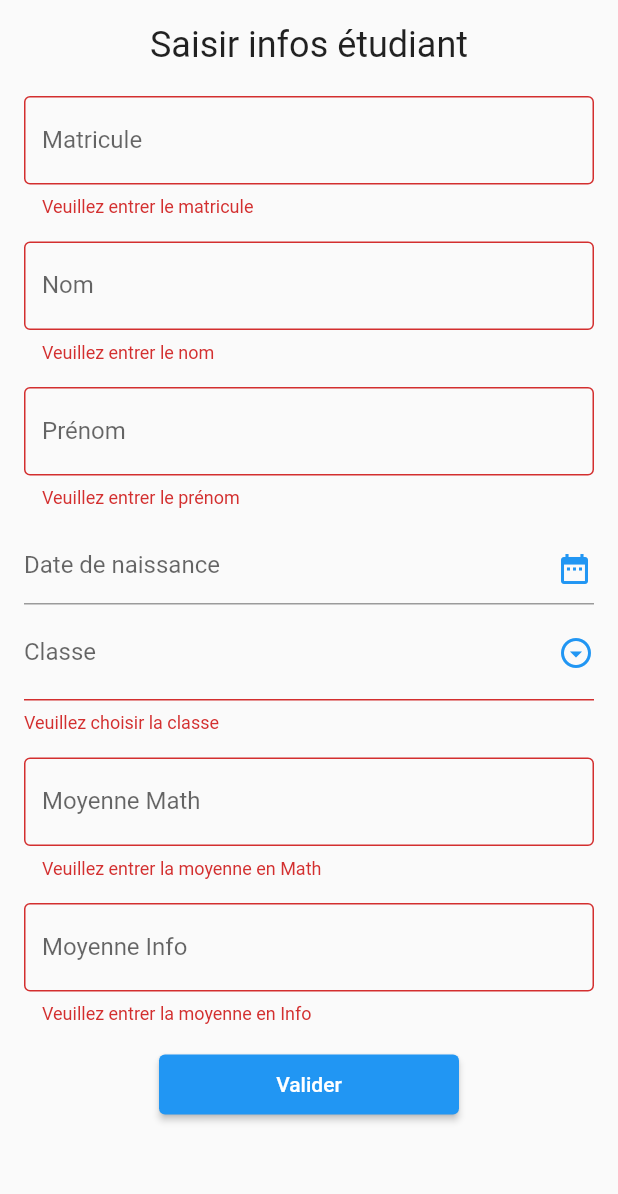
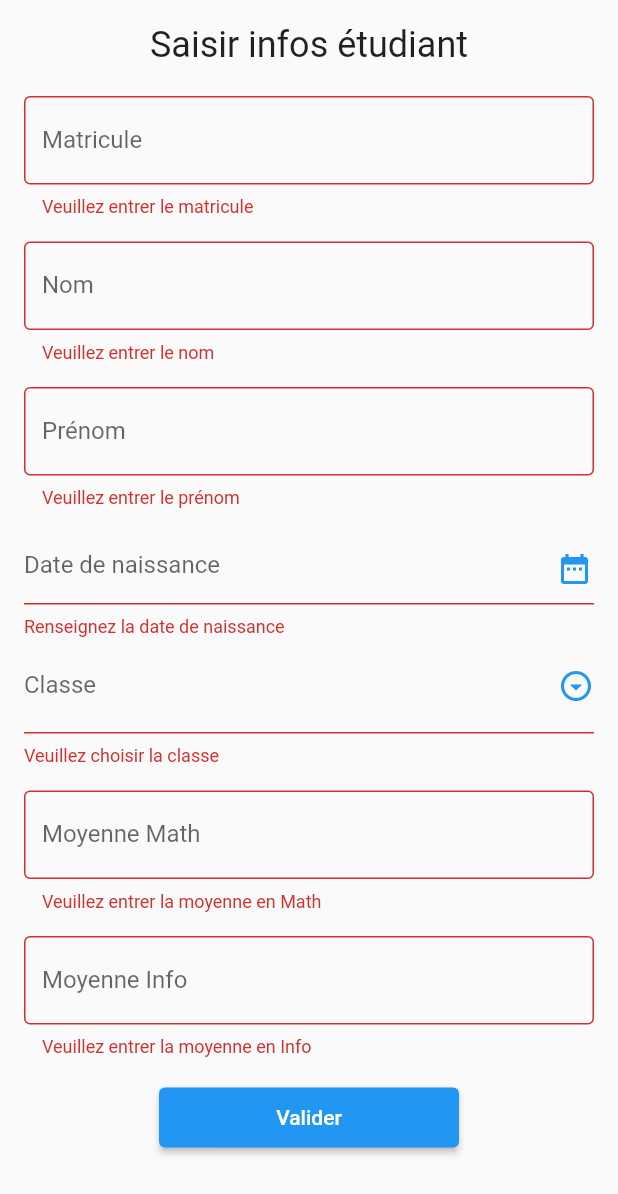
Before and after one commit to AngeATT/crud_ecole, a Flutter app: the AjouterEtudiant widget shown alone on an empty page, opened directly, after a tap on "Valider", on a phone screen of 412 x 824 dp. Shown: the top 1194 px of the screen. Run offline on Flutter 3.47's test engine with Material 2 defaults, Android fonts, the phone set to English and light mode, and no system bars.

Commit message:
my commit

```diff
--- a/lib/pages/Etudiant/AjouterEtudiant.dart
+++ b/lib/pages/Etudiant/AjouterEtudiant.dart
@@ -91,6 +91,7 @@ class _AjouterEtudiantState extends State<AjouterEtudiant> {
                           height: 20.0,
                         ),
                         TextFormField(
+                          autovalidateMode: AutovalidateMode.onUserInteraction,
                           textCapitalization: TextCapitalization.characters,
                           inputFormatters: [
                             FilteringTextInputFormatter.allow(
@@ -112,6 +113,7 @@ class _AjouterEtudiantState extends State<AjouterEtudiant> {
                         ),
                         const SizedBox(height: 16.0),
                         TextFormField(
+                          autovalidateMode: AutovalidateMode.onUserInteraction,
                           textCapitalization: TextCapitalization.words,
                           inputFormatters: [
                             FilteringTextInputFormatter.allow(
@@ -134,6 +136,7 @@ class _AjouterEtudiantState extends State<AjouterEtudiant> {
                         ),
                         const SizedBox(height: 16.0),
                         TextFormField(
+                          autovalidateMode: AutovalidateMode.onUserInteraction,
                           textCapitalization: TextCapitalization.words,
                           inputFormatters: [
                             FilteringTextInputFormatter.allow(
@@ -159,6 +162,11 @@ class _AjouterEtudiantState extends State<AjouterEtudiant> {
                           onTap: () => _selectDate(context),
                           child: AbsorbPointer(
                             child: TextFormField(
+                              autovalidateMode:
+                                  AutovalidateMode.onUserInteraction,
+                              validator: (value) => value!.isEmpty
+                                  ? 'Renseignez la date de naissance'
+                                  : null,
                               controller: dateController,
                               decoration: InputDecoration(
                                 hintText: "Date de naissance",
@@ -175,6 +183,7 @@ class _AjouterEtudiantState extends State<AjouterEtudiant> {
                           ),
                         ),
                         DropdownButtonFormField(
+                          autovalidateMode: AutovalidateMode.onUserInteraction,
                           items: classes.entries
                               .map((MapEntry<int, String> entry) {
                             return DropdownMenuItem<int>(
@@ -202,14 +211,15 @@ class _AjouterEtudiantState extends State<AjouterEtudiant> {
                         ),
                         const SizedBox(height: 16.0),
                         TextFormField(
+                          autovalidateMode: AutovalidateMode.onUserInteraction,
                           textInputAction: TextInputAction.next,
-                          keyboardType: TextInputType.number,
+                          keyboardType: const TextInputType.numberWithOptions(
+                              decimal: true),
                           inputFormatters: [
                             FilteringTextInputFormatter.allow(
                                 RegExp(r'[0-9.]')),
                             DecimalTextInputFormatter(),
                             LengthLimitingTextInputFormatter(5),
-                            CustomMaxValueInputFormatter(maxInputValue: 20),
                           ],
                           decoration: const InputDecoration(
                             labelText: 'Moyenne Math',
@@ -218,6 +228,13 @@ class _AjouterEtudiantState extends State<AjouterEtudiant> {
                           validator: (value) {
                             if (value!.isEmpty) {
                               return 'Veuillez entrer la moyenne en Math';
+                            } else if (value.contains('.')) {
+                              if (value.indexOf('.') < value.length - 3) {
+                                return 'Maximum 2 chiffres après la virgule';
+                              } else if (value.indexOf('.') ==
+                                  value.length - 1) {
+                                return 'Note non valide';
+                              }
                             } else {
                               try {
                                 double note = double.parse(value);
@@ -230,6 +247,7 @@ class _AjouterEtudiantState extends State<AjouterEtudiant> {
                                 return null;
                               }
                             }
+                            return null;
                           },
                           onSaved: (value) {
                             try {
@@ -241,14 +259,15 @@ class _AjouterEtudiantState extends State<AjouterEtudiant> {
                         ),
                         const SizedBox(height: 16.0),
                         TextFormField(
+                          autovalidateMode: AutovalidateMode.onUserInteraction,
                           inputFormatters: [
                             FilteringTextInputFormatter.allow(
                                 RegExp(r'[0-9.]')),
                             DecimalTextInputFormatter(),
                             LengthLimitingTextInputFormatter(5),
-                            CustomMaxValueInputFormatter(maxInputValue: 20),
                           ],
-                          keyboardType: TextInputType.number,
+                          keyboardType: const TextInputType.numberWithOptions(
+                              decimal: true),
                           decoration: const InputDecoration(
                             labelText: 'Moyenne Info',
                             border: OutlineInputBorder(),
@@ -256,6 +275,13 @@ class _AjouterEtudiantState extends State<AjouterEtudiant> {
                           validator: (value) {
                             if (value!.isEmpty) {
                               return 'Veuillez entrer la moyenne en Info';
+                            } else if (value.contains('.')) {
+                              if (value.indexOf('.') < value.length - 3) {
+                                return 'Maximum 2 chiffres après la virgule';
+                              } else if (value.indexOf('.') ==
+                                  value.length - 1) {
+                                return 'Note non valide';
+                              }
                             } else {
                               try {
                                 double note = double.parse(value);
@@ -268,6 +294,7 @@ class _AjouterEtudiantState extends State<AjouterEtudiant> {
                                 return null;
                               }
                             }
+                            return null;
                           },
                           onSaved: (value) {
                             try {
```
